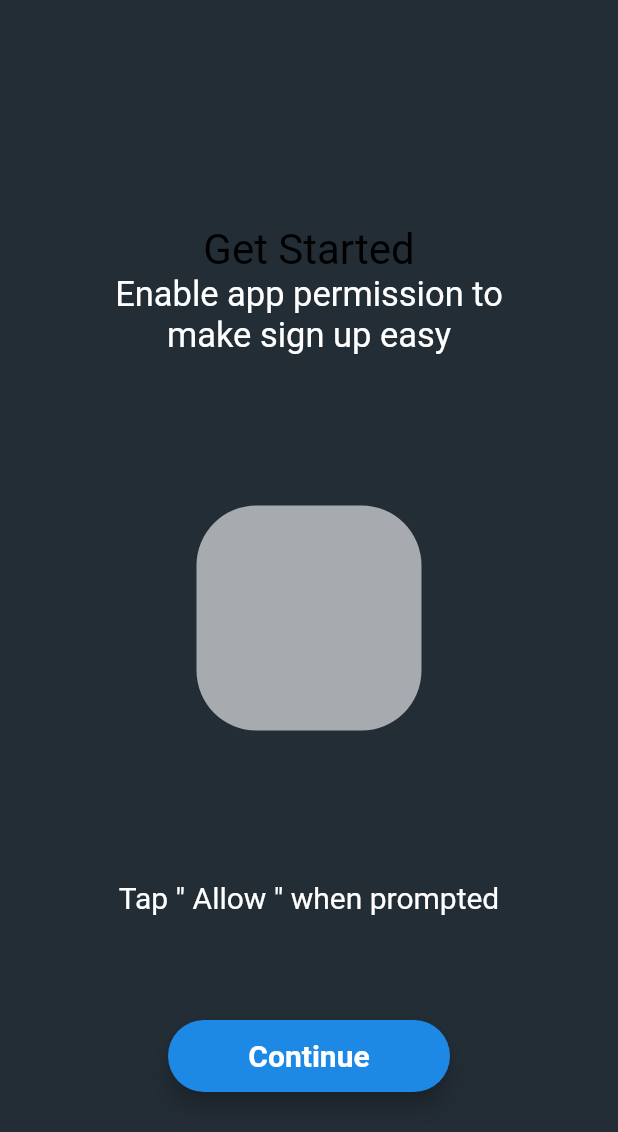
After one commit to Swagnik02/Dhatnoon_v2, a Flutter app: the Permission screen opened by its route, after a tap on "Continue", on a phone screen of 412 x 824 dp. The commit adds this screen. Shown: the top 1132 px of the screen. Run offline on Flutter 3.47's test engine with Material 2 defaults, Android fonts, the phone set to English and light mode, and no system bars; our stand-ins replace cloud_firestore, firebase_auth, firebase_core, fluttertoast, google_fonts, permission_handler and 1 more; accounts and stored records are empty; network calls fail.

Commit message:
permission handler

```diff
--- a/lib/constants/routes.dart
+++ b/lib/constants/routes.dart
@@ -4,3 +4,4 @@ const loginRoute = '/login/';
 const signUpRoute = '/sign-up/';
 const signUpCredRoute = '/sign-up-credentials/';
 const regProfRoute = '/registration-profile/';
+const permRoute = '/permission-handler/';
--- a/lib/main.dart
+++ b/lib/main.dart
@@ -3,6 +3,7 @@ import 'package:dhatnoon_v2/views/Authentication/SignUp/profile_register.dart';
 import 'package:dhatnoon_v2/views/Authentication/SignUp/signup_creds.dart';
 import 'package:dhatnoon_v2/views/Authentication/SignUp/signup_view.dart';
 import 'package:dhatnoon_v2/views/Authentication/auth_view.dart';
+import 'package:dhatnoon_v2/views/Authentication/permission/permission.dart';
 import 'package:dhatnoon_v2/views/home_page.dart';
 import 'package:firebase_auth/firebase_auth.dart';
 import 'package:firebase_core/firebase_core.dart';
@@ -27,6 +28,7 @@ void main() {
         signUpRoute: (context) => const SignUpView(),
         signUpCredRoute: (context) => const SignUpCreds(),
         regProfRoute: (context) => const ProfRegister(),
+        permRoute: (context) => const Permission()
       },
     ),
   );
--- a/lib/views/Authentication/Login/login_email_view.dart
+++ b/lib/views/Authentication/Login/login_email_view.dart
@@ -1,10 +1,9 @@
 import 'package:flutter/material.dart';
 import 'package:dhatnoon_v2/constants/color_constants.dart';
 import 'package:dhatnoon_v2/views/Authentication/auth_components/login_using.dart';
-import 'package:dhatnoon_v2/views/Authentication/auth_components/signup_login_link.dart';
 import 'package:firebase_auth/firebase_auth.dart';
 import 'package:dhatnoon_v2/views/Authentication/auth_components/auth_text_controllers.dart';
-import 'package:fluttertoast/fluttertoast.dart';
+import '../../../widgets.dart';
 import 'package:dhatnoon_v2/constants/routes.dart';
 import '../auth_components/CustomTemplates/auth_text_fields.dart';
 import '../auth_components/CustomTemplates/auth_btn_ui.dart';
@@ -130,16 +129,6 @@ class _LoginEmailViewState extends State<LoginEmailView> {
     }
   }
 
-  static void showToast(String message) {
-    Fluttertoast.showToast(
-        msg: message,
-        toastLength: Toast.LENGTH_SHORT,
-        gravity: ToastGravity.CENTER,
-        backgroundColor: Colors.white,
-        textColor: Colors.black,
-        fontSize: 20);
-  }
-
   @override
   void dispose() {
     p.dispose(); // Dispose the password controller
--- a/lib/views/Authentication/SignUp/profile_register.dart
+++ b/lib/views/Authentication/SignUp/profile_register.dart
@@ -109,7 +109,7 @@ class ProfRegister extends StatelessWidget {
               // Navigate to the home screen
               Navigator.pushNamedAndRemoveUntil(
                 context,
-                homeRoute,
+                permRoute,
                 (route) => false,
               );
             } else {
--- /dev/null
+++ b/lib/views/Authentication/permission/permission.dart
@@ -0,0 +1,52 @@
+import 'package:dhatnoon_v2/views/Authentication/permission/permission_model.dart';
+import 'package:dhatnoon_v2/views/Authentication/permission/permission_ui.dart';
+import 'package:flutter/material.dart';
+import 'package:provider/provider.dart';
+
+class Permission extends StatefulWidget {
+  const Permission({super.key});
+
+  @override
+  State<Permission> createState() => _PermissionState();
+}
+
+class _PermissionState extends State<Permission> {
+  late Model _model;
+
+  @override
+  void initState() {
+    super.initState();
+    _model = Model();
+  }
+
+  @override
+  void dispose() {
+    super.dispose();
+  }
+
+  @override
+  Widget build(BuildContext context) {
+    return ChangeNotifierProvider.value(
+        value: _model,
+        child: Consumer<Model>(builder: (context, model, child) {
+          Widget widget;
+          switch (model.permissionType) {
+            case PermissionType.getPermission:
+              widget = PermissionUI(model: model);
+              break;
+            case PermissionType.noPermission:
+              widget = PermissionUI(model: model);
+              break;
+            case PermissionType.noPermissionPermanent:
+              widget = PermissionUI(model: model);
+              break;
+            case PermissionType.permission:
+              widget = PermissionUI(model: model);
+              break;
+          }
+          return Scaffold(
+            body: widget,
+          );
+        }));
+  }
+}
--- /dev/null
+++ b/lib/views/Authentication/permission/permission_model.dart
@@ -0,0 +1,53 @@
+import 'package:flutter/material.dart';
+import 'package:permission_handler/permission_handler.dart';
+import 'dart:io';
+
+enum PermissionType {
+  noPermission, // Permission denied, but not forever
+  noPermissionPermanent, // Permission denied forever
+  getPermission, //UI to ask permission
+  permission, // got permission
+}
+
+class Model extends ChangeNotifier {
+  PermissionType _type = PermissionType.getPermission;
+  int _pno = 1;
+
+  PermissionType get permissionType => _type;
+
+  set permissionType(PermissionType value) {
+    if (value != _type) {
+      _type = value;
+      notifyListeners();
+    }
+  }
+
+  get pno => _pno;
+
+  set pno(value) {
+    if (value != _pno) {
+      _pno = value;
+      notifyListeners();
+    }
+  }
+
+  Future<bool> requestPermission(Permission p1, Permission p2) async {
+    // In Android we need to request the storage permission,
+    // while in iOS is the photos permission
+    PermissionStatus result = await (Platform.isAndroid ? p1 : p2).request();
+    print("stATatus = ${result}");
+
+    if (result.isGranted) {
+      permissionType = PermissionType.permission;
+      int prev = pno;
+      pno = prev + 1;
+      print("type = ${permissionType}");
+      return true;
+    } else if (Platform.isIOS || result.isPermanentlyDenied) {
+      permissionType = PermissionType.noPermissionPermanent;
+    } else if (result.isDenied) {
+      permissionType = PermissionType.noPermission;
+    }
+    return false;
+  }
+}
--- /dev/null
+++ b/lib/views/Authentication/permission/permission_ui.dart
@@ -0,0 +1,103 @@
+import 'package:flutter/material.dart';
+import 'package:dhatnoon_v2/constants/color_constants.dart';
+import 'package:dhatnoon_v2/views/Authentication/auth_components/CustomTemplates/auth_btn_ui.dart';
+import 'package:permission_handler/permission_handler.dart';
+import 'package:dhatnoon_v2/views/Authentication/permission/permission_model.dart';
+import '../../../widgets.dart';
+
+class PermissionUI extends StatelessWidget {
+  final Model model;
+
+  PermissionUI({Key? key, required this.model}) : super(key: key);
+
+  @override
+  Widget build(BuildContext context) {
+    WidgetsBinding.instance.addPostFrameCallback((_) {
+      if (model.permissionType == PermissionType.getPermission) {
+        // Request permissions immediately after the UI is built
+        model.requestPermission(Permission.camera, Permission.photos);
+      } else if (model.permissionType == PermissionType.noPermission) {
+        //request again
+        showToast(
+            "We need to request your permission in order to perform functions in the app.");
+        Future.delayed(const Duration(seconds: 4), () {
+          model.requestPermission(Permission.camera, Permission.photos);
+        });
+      } else if (model.permissionType == PermissionType.noPermissionPermanent) {
+        //open app settings to request permission
+        showToast("Please allow the required permissions in the app settings");
+        Future.delayed(const Duration(seconds: 2), () async {
+          await openAppSettings();
+        });
+      } else if (model.permissionType == PermissionType.permission) {
+        (model.pno == 2)
+            ? model.requestPermission(
+                Permission.microphone, Permission.microphone)
+            : (model.pno == 3)
+                ? model.requestPermission(
+                    Permission.storage, Permission.storage)
+                : model.requestPermission(
+                    Permission.location, Permission.locationWhenInUse);
+      }
+    });
+    return Scaffold(
+      backgroundColor: ColorConstants.authBackground,
+      body: SingleChildScrollView(
+        child: Padding(
+          padding: const EdgeInsets.only(top: 150, left: 60, right: 60),
+          child: Column(
+            crossAxisAlignment: CrossAxisAlignment.center,
+            children: <Widget>[
+              const Text(
+                "Get Started",
+                style: TextStyle(
+                  fontSize: 28,
+                  color: Colors.black,
+                ),
+              ),
+              const Text(
+                "Enable app permission to make sign up easy",
+                maxLines: 2,
+                textAlign: TextAlign.center,
+                style: TextStyle(
+                  fontSize: 23,
+                  color: ColorConstants.authText,
+                ),
+              ),
+              const SizedBox(
+                height: 100,
+              ),
+              Container(
+                  height: 150,
+                  width: 150,
+                  decoration: const BoxDecoration(
+                      borderRadius: BorderRadius.all(Radius.circular(40)),
+                      shape: BoxShape.rectangle,
+                      color: Colors.white60)),
+              const SizedBox(
+                height: 100,
+              ),
+              const Text(
+                "Tap \" Allow \" when prompted",
+                maxLines: 1,
+                style: TextStyle(
+                  fontSize: 20,
+                  color: ColorConstants.authText,
+                ),
+              ),
+              const SizedBox(
+                height: 70,
+              ),
+              AuthBtnUI(
+                text: 'Continue',
+                onPressed: () {
+                  print("continue ");
+                },
+              )
+            ],
+          ),
+        ),
+      ),
+    );
+  }
+}
--- /dev/null
+++ b/lib/widgets.dart
@@ -0,0 +1,13 @@
+import 'package:flutter/material.dart';
+import 'package:fluttertoast/fluttertoast.dart';
+
+@override
+showToast(String message) {
+  Fluttertoast.showToast(
+      msg: message,
+      toastLength: Toast.LENGTH_SHORT,
+      gravity: ToastGravity.CENTER,
+      backgroundColor: Colors.white,
+      textColor: Colors.black,
+      fontSize: 18);
+}
```
Also changed, not shown: pubspec.yaml (+12 -23 lines), pubspec.lock, 4 other files.
